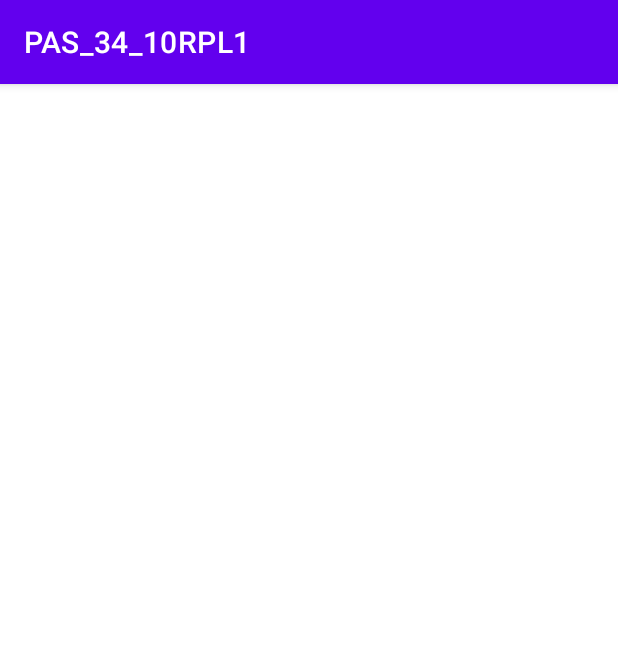
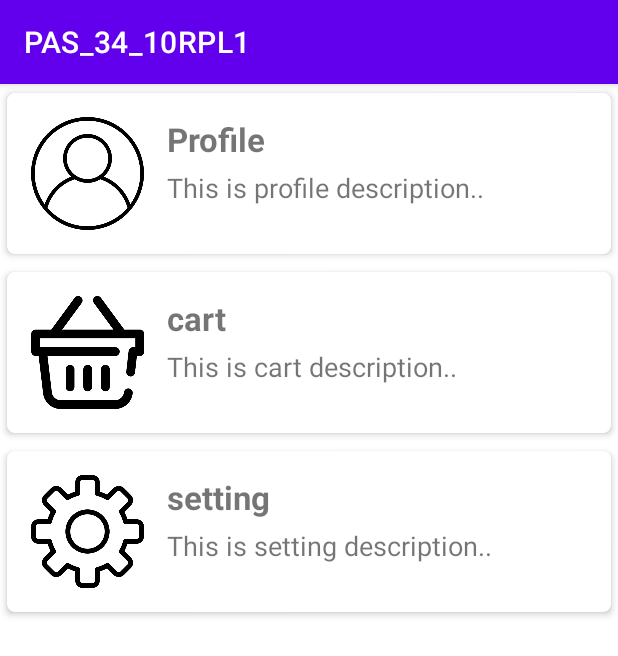
Before and after one commit to umarsetyawan/PAS_34_10RPL1, an Android app: the screen it shows after launch (MainActivity), on a phone screen of 412 x 824 dp. Shown: the top 656 px of the screen. Run offline under Robolectric (Android 15) with nearby library versions, the phone set to English and light mode, and no system bars.

Commit message:
Fix : RecyclerView null bug

```diff
--- a/app/src/main/java/com/example/pas_34_10rpl1/Adapter.java
+++ b/app/src/main/java/com/example/pas_34_10rpl1/Adapter.java
@@ -24,9 +24,9 @@ public class Adapter extends RecyclerView.Adapter<Holder> {
     @NonNull
     @Override
     public Holder onCreateViewHolder(@NonNull ViewGroup viewGroup, int viewType) {
-
         View view = LayoutInflater.from(viewGroup.getContext()).inflate(R.layout.row, null);
         return new Holder(view);
+
     }
 
     @Override
@@ -34,7 +34,7 @@ public class Adapter extends RecyclerView.Adapter<Holder> {
 
         holder.mTitle.setText(models.get(i).getTitle());
         holder.mDesc.setText(models.get(i).getDesc());
-        holder.imageView.setImageResource(models.get(i).getImg());
+        holder.mimageView.setImageResource(models.get(i).getImg());
 
     }
 
--- a/app/src/main/java/com/example/pas_34_10rpl1/Holder.java
+++ b/app/src/main/java/com/example/pas_34_10rpl1/Holder.java
@@ -9,15 +9,15 @@ import android.widget.TextView;
 
 public class Holder extends RecyclerView.ViewHolder {
 
-    ImageView imageView;
+    ImageView mimageView;
     TextView mTitle, mDesc;
 
     public Holder(@NonNull View itemView) {
         super(itemView);
 
-        this.imageView.findViewById(R.id.Image);
-        this.mTitle.findViewById(R.id.Title);
-        this.mDesc.findViewById(R.id.Description);
+        this.mimageView = itemView.findViewById(R.id.Imagetv);
+        this.mTitle = itemView.findViewById(R.id.txt_Title);
+        this.mDesc = itemView.findViewById(R.id.txt_Description);
 
     }
 }
--- a/app/src/main/java/com/example/pas_34_10rpl1/MainActivity.java
+++ b/app/src/main/java/com/example/pas_34_10rpl1/MainActivity.java
@@ -23,12 +23,31 @@ public class MainActivity extends AppCompatActivity {
         mrecyclerView.setLayoutManager(new LinearLayoutManager(this));
 
         adapter = new Adapter(this, getList());
+        mrecyclerView.setAdapter(adapter);
 
     }
 
     private ArrayList<Model> getList() {
         ArrayList<Model> models = new ArrayList<>();
-        models m = new Model();
 
+        Model m = new Model();
+        m.setTitle("Profile");
+        m.setDesc("This is profile description..");
+        m.setImg(R.drawable.user);
+        models.add(m);
+
+        m = new Model();
+        m.setTitle("cart");
+        m.setDesc("This is cart description..");
+        m.setImg(R.drawable.cart);
+        models.add(m);
+
+        m = new Model();
+        m.setTitle("setting");
+        m.setDesc("This is setting description..");
+        m.setImg(R.drawable.settings);
+        models.add(m);
+
+        return models;
     }
 }
--- a/app/src/main/res/layout/activity_main.xml
+++ b/app/src/main/res/layout/activity_main.xml
@@ -1,14 +1,11 @@
 <?xml version="1.0" encoding="utf-8"?>
-<LinearLayout xmlns:android="http://schemas.android.com/apk/res/android"
-    xmlns:app="http://schemas.android.com/apk/res-auto"
+<androidx.recyclerview.widget.RecyclerView
+    xmlns:android="http://schemas.android.com/apk/res/android"
     xmlns:tools="http://schemas.android.com/tools"
     android:layout_width="match_parent"
     android:layout_height="match_parent"
-    android:orientation="vertical"
+    android:scrollbars="vertical"
+    android:id="@+id/rvdata"
     tools:context=".MainActivity">
 
-    <androidx.recyclerview.widget.RecyclerView
-        android:id="@+id/rvdata"
-        android:layout_width="wrap_content"
-        android:layout_height="wrap_content"/>
-</LinearLayout>
+</androidx.recyclerview.widget.RecyclerView>
--- a/app/src/main/res/layout/row.xml
+++ b/app/src/main/res/layout/row.xml
@@ -9,36 +9,37 @@
     app:cardUseCompatPadding="true">
 
     <RelativeLayout
+
         android:layout_width="match_parent"
         android:layout_height="wrap_content"
         android:padding="16dp">
 
         <ImageView
-            android:id="@+id/Image"
+            android:id="@+id/Imagetv"
             android:layout_width="75dp"
             android:layout_height="75dp"
             android:src="@mipmap/ic_launcher"/>
 
         <TextView
-            android:id="@+id/Title"
-            android:layout_width="wrap_content"
+            android:id="@+id/txt_Title"
+            android:layout_width="match_parent"
             android:layout_height="wrap_content"
             android:text="TITLE"
             android:textSize="22sp"
             android:textStyle="bold"
-            android:layout_toRightOf="@+id/Image"
-            android:layout_toEndOf="@+id/Image"
+            android:layout_toRightOf="@+id/Imagetv"
+            android:layout_toEndOf="@+id/Imagetv"
             android:layout_marginLeft="15dp"/>
 
         <TextView
-            android:id="@+id/Description"
-            android:layout_width="wrap_content"
+            android:id="@+id/txt_Description"
+            android:layout_width="match_parent"
             android:layout_height="wrap_content"
             android:text="Deskripsi"
             android:textSize="18sp"
-            android:layout_toRightOf="@+id/Image"
-            android:layout_below="@+id/Title"
-            android:layout_toEndOf="@+id/Image"
+            android:layout_toRightOf="@+id/Imagetv"
+            android:layout_below="@+id/txt_Title"
+            android:layout_toEndOf="@+id/Imagetv"
             android:layout_marginLeft="15dp"
             android:layout_marginTop="5dp"/>
     </RelativeLayout>
```
Also changed, not shown: app/src/main/res/drawable/cart.png (added), app/src/main/res/drawable/settings.png (added), app/src/main/res/drawable/user.png (added).
